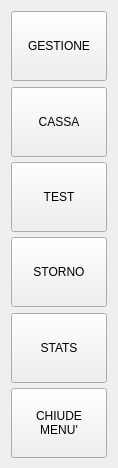
mtonin/gestcassa, file src/operazionidlg.ui: the form before one commit.
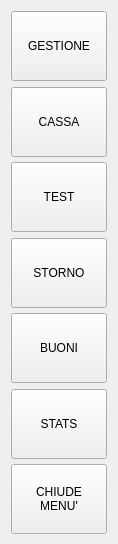
The form after the commit. Icons and pictures are not drawn.

Commit message: - inizio implementazione gestione buoni/abbonamenti

Diff of the .ui file:
```diff
--- a/src/operazionidlg.ui
+++ b/src/operazionidlg.ui
@@ -7,19 +7,19 @@
     <x>0</x>
     <y>0</y>
     <width>118</width>
-    <height>468</height>
+    <height>544</height>
    </rect>
   </property>
   <property name="minimumSize">
    <size>
-    <width>83</width>
-    <height>456</height>
+    <width>118</width>
+    <height>544</height>
    </size>
   </property>
   <property name="maximumSize">
    <size>
     <width>118</width>
-    <height>468</height>
+    <height>544</height>
    </size>
   </property>
   <property name="windowTitle">
@@ -181,6 +181,47 @@
      </property>
     </widget>
    </item>
+   <item>
+    <widget class="QToolButton" name="buoniBtn">
+     <property name="sizePolicy">
+      <sizepolicy hsizetype="MinimumExpanding" vsizetype="Expanding">
+       <horstretch>0</horstretch>
+       <verstretch>0</verstretch>
+      </sizepolicy>
+     </property>
+     <property name="minimumSize">
+      <size>
+       <width>70</width>
+       <height>70</height>
+      </size>
+     </property>
+     <property name="maximumSize">
+      <size>
+       <width>100</width>
+       <height>70</height>
+      </size>
+     </property>
+     <property name="text">
+      <string>BUONI</string>
+     </property>
+     <property name="icon">
+      <iconset resource="risorse.qrc">
+       <normaloff>:/GestCassa/cancella</normaloff>:/GestCassa/cancella</iconset>
+     </property>
+     <property name="iconSize">
+      <size>
+       <width>48</width>
+       <height>48</height>
+      </size>
+     </property>
+     <property name="autoExclusive">
+      <bool>false</bool>
+     </property>
+     <property name="toolButtonStyle">
+      <enum>Qt::ToolButtonTextUnderIcon</enum>
+     </property>
+    </widget>
+   </item>
    <item>
     <widget class="QToolButton" name="statsBtn">
      <property name="sizePolicy">
```
Left out of the diff: 2 changed lines with no effect on the pictures. The commit also changes 11 other files.
